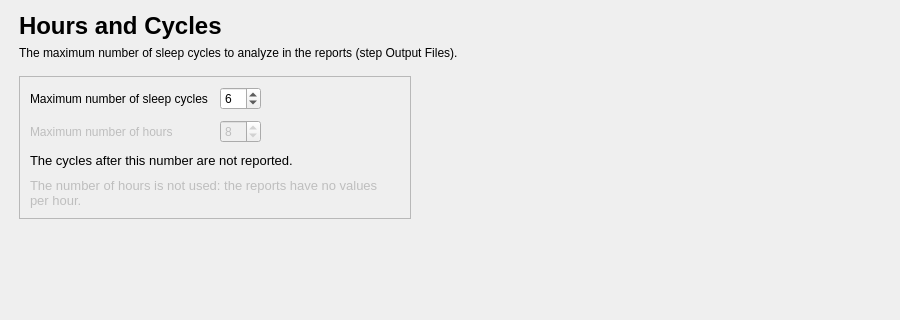
This is tools/CEAMSTools/OxygenSaturationReport/HoursCyclesStep/Ui_HoursCyclesStep.ui in SnoozToolbox/snooz-package-ceams as Qt 5 draws it before an edit; both pictures show x 0 to 900 and y 0 to 320 of the 900 by 700 pixel window. The edited form follows.
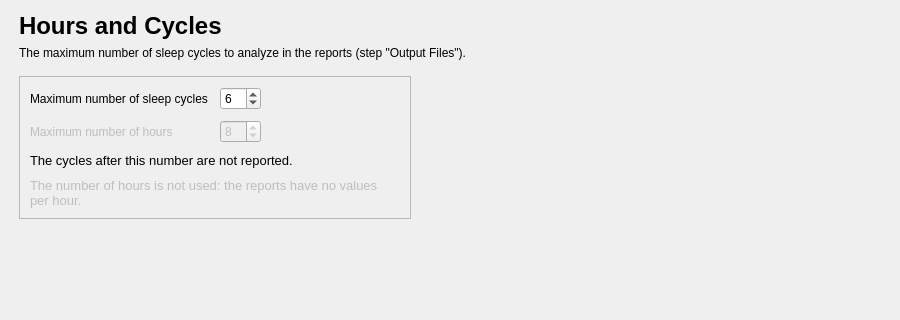
This is the edited form.

```diff
--- a/tools/CEAMSTools/OxygenSaturationReport/HoursCyclesStep/Ui_HoursCyclesStep.ui
+++ b/tools/CEAMSTools/OxygenSaturationReport/HoursCyclesStep/Ui_HoursCyclesStep.ui
@@ -85,7 +85,7 @@
           <item>
            <widget class="QLabel" name="subtitle_label">
             <property name="text">
-             <string>The maximum number of sleep cycles to analyze in the reports (step Output Files).</string>
+             <string>The maximum number of sleep cycles to analyze in the reports (step "Output Files").</string>
             </property>
             <property name="wordWrap">
              <bool>true</bool>
```
